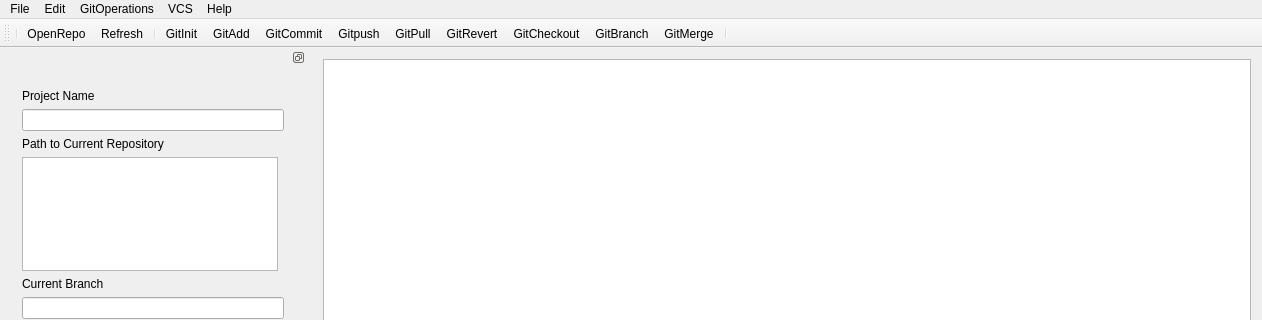
Qt form mainwindow.ui (AnthonyChiavelli/GitVisualizationTool) before a commit; both pictures show x 0 to 1262 and y 0 to 320 of the 1262 by 758 pixel window.
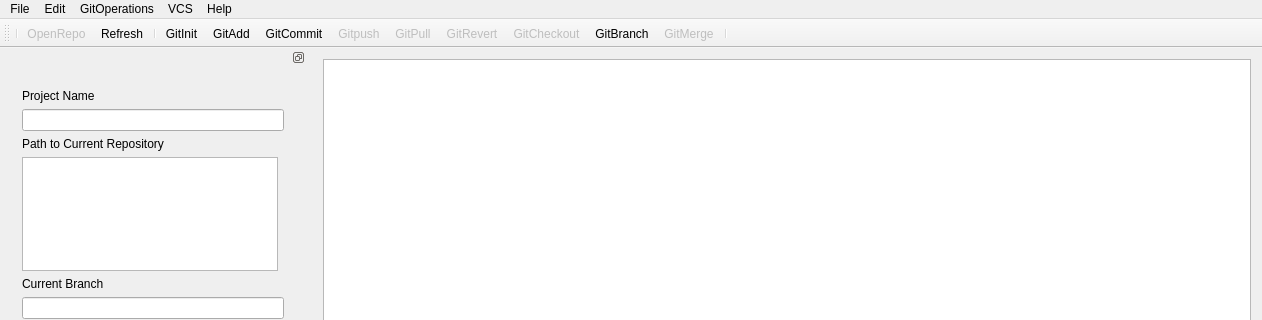
The same form after that commit. Icons and pictures are not drawn.

Commit message: Black magick for the presentation. Diabled the open repo dialog to prevent errors with path variable. Updated path in graphics scene.

Diff of the .ui file:
```diff
--- a/mainwindow.ui
+++ b/mainwindow.ui
@@ -351,6 +351,9 @@
    </property>
   </action>
   <action name="actionGitMerge">
+   <property name="enabled">
+    <bool>false</bool>
+   </property>
    <property name="icon">
     <iconset resource="resources/images.qrc">
      <normaloff>:/icons/merge.png</normaloff>:/icons/merge.png</iconset>
@@ -422,6 +425,9 @@
    </property>
   </action>
   <action name="actionGitRevert">
+   <property name="enabled">
+    <bool>false</bool>
+   </property>
    <property name="icon">
     <iconset resource="resources/images.qrc">
      <normaloff>:/icons/revert.png</normaloff>:/icons/revert.png</iconset>
@@ -449,6 +455,9 @@
    </property>
   </action>
   <action name="actionGitPush">
+   <property name="enabled">
+    <bool>false</bool>
+   </property>
    <property name="icon">
     <iconset resource="resources/images.qrc">
      <normaloff>:/icons/push.png</normaloff>:/icons/push.png</iconset>
@@ -461,6 +470,9 @@
    </property>
   </action>
   <action name="actionGitPull">
+   <property name="enabled">
+    <bool>false</bool>
+   </property>
    <property name="icon">
     <iconset resource="resources/images.qrc">
      <normaloff>:/icons/pull.png</normaloff>:/icons/pull.png</iconset>
@@ -495,6 +507,9 @@
    </property>
   </action>
   <action name="actionOpenRepo">
+   <property name="enabled">
+    <bool>false</bool>
+   </property>
    <property name="icon">
     <iconset resource="resources/images.qrc">
      <normaloff>:/icons/open_repo.png</normaloff>:/icons/open_repo.png</iconset>
@@ -510,6 +525,9 @@
    </property>
   </action>
   <action name="actionGitCheckout">
+   <property name="enabled">
+    <bool>false</bool>
+   </property>
    <property name="icon">
     <iconset resource="resources/images.qrc">
      <normaloff>:/icons/checkout_branch.png</normaloff>:/icons/checkout_branch.png</iconset>
```
Left out of the diff: 6 changed lines with no effect on the pictures. The commit also changes 4 other files.
